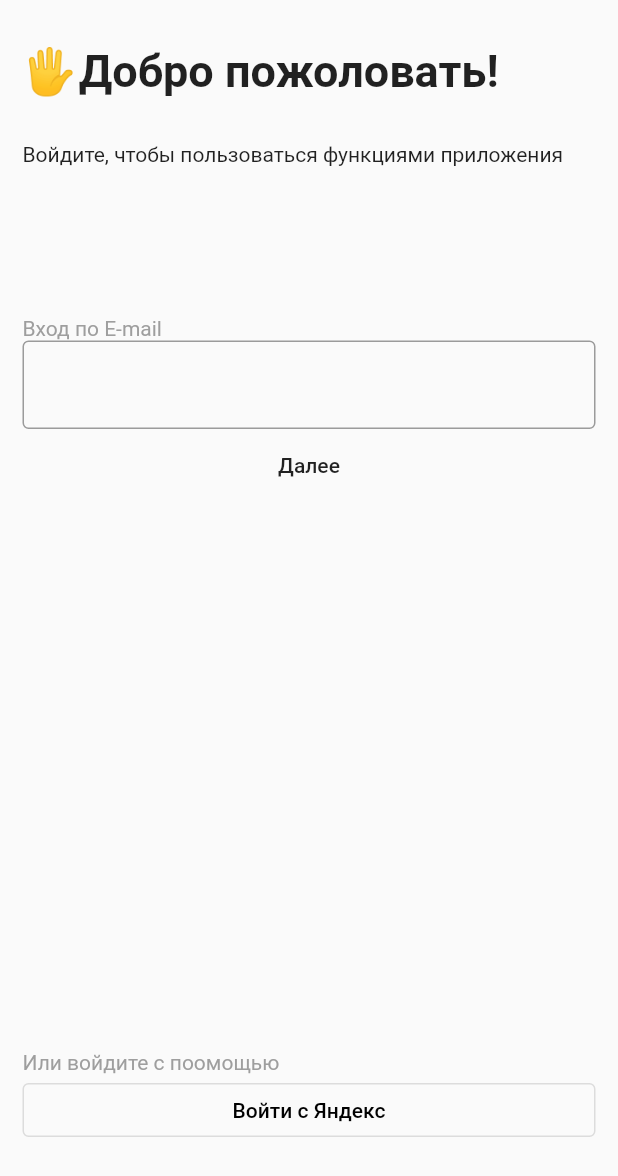
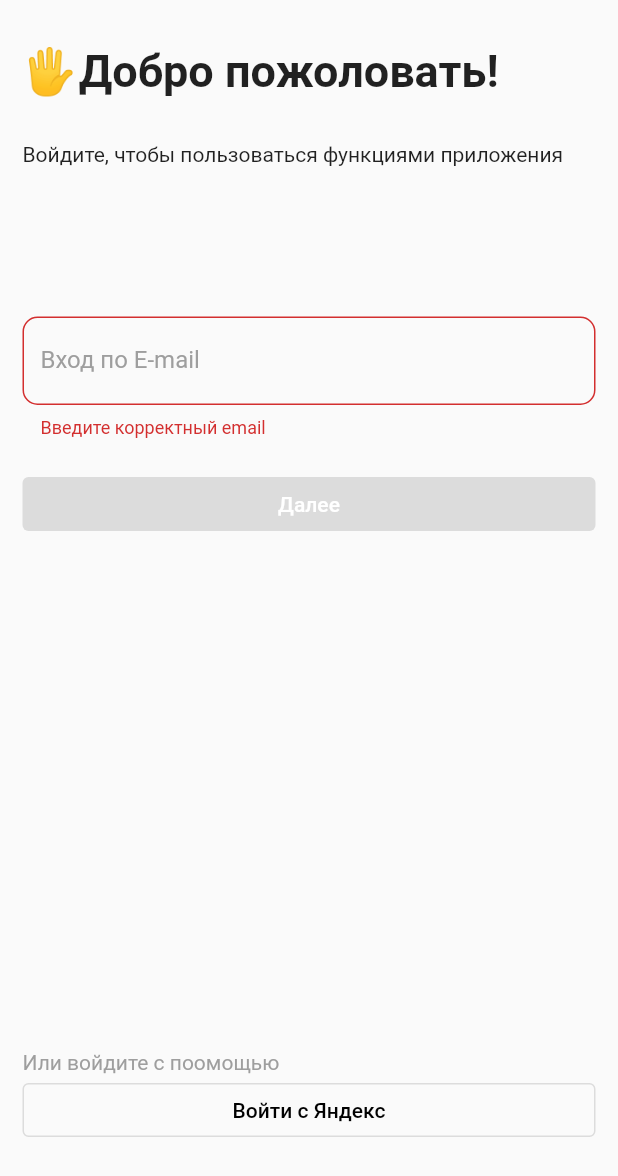
Before and after one commit to WitchKotelok/prof_app, a Flutter app: the screen it shows after launch, on a phone screen of 412 x 824 dp. Shown: the top 1176 px of the screen. Run offline on Flutter 3.47's test engine with Material 2 defaults, Android fonts, the light colour scheme and no system bars.

Commit message:
edit welcome screen + create code screen

```diff
--- /dev/null
+++ b/lib/login_form.dart
@@ -0,0 +1,94 @@
+import 'package:flutter/material.dart';
+import 'package:http/http.dart' as http;
+
+class LoginForm extends StatefulWidget {
+  @override
+  _LoginFormState createState() => _LoginFormState();
+}
+
+class _LoginFormState extends State<LoginForm> {
+  final _formKey = GlobalKey<FormState>();
+  final _emailController = TextEditingController();
+
+  @override
+  void initState() {
+    super.initState();
+    _emailController.addListener(() {
+      setState(() {});
+    });
+  }
+
+  @override
+  void dispose() {
+    _emailController.dispose();
+    super.dispose();
+  }
+
+  @override
+  Widget build(BuildContext context) {
+    return Form(
+      key: _formKey,
+      autovalidateMode: AutovalidateMode.always,
+      child: Column(
+        children: [
+          TextFormField(
+            controller: _emailController,
+            keyboardType: TextInputType.emailAddress,
+            validator: (value) {
+              RegExp reg = RegExp(r'^[\w-\.]+@([\w-]+\.)+[\w-]{2,4}$');
+              if (value == null || value.isEmpty || !reg.hasMatch(value)) {
+                return 'Введите корректный email';
+              }
+              return null;
+            },
+            decoration: InputDecoration(
+              labelText: 'Вход по E-mail',
+              hintText: 'example@example.com',
+              // errorText: _isValid ? null : 'Неверный формат email',
+              labelStyle: const TextStyle(color: Colors.grey),
+              border: OutlineInputBorder(
+                borderRadius: BorderRadius.circular(10),
+                borderSide: const BorderSide(color: Colors.grey),
+              ),
+              enabledBorder: OutlineInputBorder(
+                borderRadius: BorderRadius.circular(10),
+                borderSide: const BorderSide(color: Colors.grey),
+              ),
+              focusedBorder: OutlineInputBorder(
+                borderRadius: BorderRadius.circular(10),
+                borderSide: const BorderSide(color: Colors.blue),
+              ),
+            ),
+          ),
+          const SizedBox(height: 20),
+          SizedBox(
+            width: MediaQuery.of(context).size.width,
+            child: ElevatedButton(
+              onPressed: (_formKey.currentState?.validate() == true)
+                  ? () {
+                      sendPostRequest({"email": _emailController.text});
+                    }
+                  : null,
+              child: const Text(
+                'Далее',
+                style: TextStyle(color: Colors.white),
+              ),
+            ),
+          ),
+        ],
+      ),
+    );
+  }
+}
+
+Future<void> sendPostRequest(Map<String, String> headers) async {
+  final response = await http.post(
+    Uri.parse('https://medic.madskill.ru/api/sendCode'),
+    headers: headers,
+  );
+  if (response.statusCode == 200) {
+    print('Всё ок! Проверяйте почту!');
+  } else {
+    print('Ошибка!!!');
+  }
+}
--- a/lib/main.dart
+++ b/lib/main.dart
@@ -1,6 +1,22 @@
 import 'package:flutter/material.dart';
+import 'package:prof_app/write_code.dart';
 import 'welcome_page.dart';
 
 void main() {
   runApp(const MyApp());
 }
+
+class MyApp extends StatelessWidget {
+  const MyApp({super.key});
+
+  @override
+  Widget build(BuildContext context) {
+    return MaterialApp(
+      title: 'Flutter Demo',
+      theme: ThemeData(
+        primarySwatch: Colors.blue,
+      ),
+      home: MyHomePage(),
+    );
+  }
+}
--- a/lib/welcome_page.dart
+++ b/lib/welcome_page.dart
@@ -1,20 +1,6 @@
 import 'package:flutter/material.dart';
 
-class MyApp extends StatelessWidget {
-  const MyApp({super.key});
-
-  // This widget is the root of your application.
-  @override
-  Widget build(BuildContext context) {
-    return MaterialApp(
-      title: 'Flutter Demo',
-      theme: ThemeData(
-        primarySwatch: Colors.blue,
-      ),
-      home: const MyHomePage(),
-    );
-  }
-}
+import 'login_form.dart';
 
 class MyHomePage extends StatelessWidget {
   const MyHomePage({super.key});
@@ -43,20 +29,7 @@ class MyHomePage extends StatelessWidget {
                   const SizedBox(
                     height: 100,
                   ),
-                  const Text(
-                    "Вход по E-mail",
-                    style: TextStyle(color: Colors.grey),
-                  ),
-                  const TextField(
-                    decoration: InputDecoration(border: OutlineInputBorder()),
-                  ),
-                  Container(
-                    width: double.infinity,
-                    child: MaterialButton(
-                      onPressed: () {},
-                      child: const Text("Далее"),
-                    ),
-                  )
+                  LoginForm(),
                 ],
               ),
               Column(
--- a/pubspec.yaml
+++ b/pubspec.yaml
@@ -35,6 +35,7 @@ dependencies:
   # The following adds the Cupertino Icons font to your application.
   # Use with the CupertinoIcons class for iOS style icons.
   cupertino_icons: ^1.0.2
+  http: ^0.13.5
 
 dev_dependencies:
   flutter_test:
```
Also changed, not shown: lib/write_code.dart (added, +66 -0 lines), pubspec.lock.
